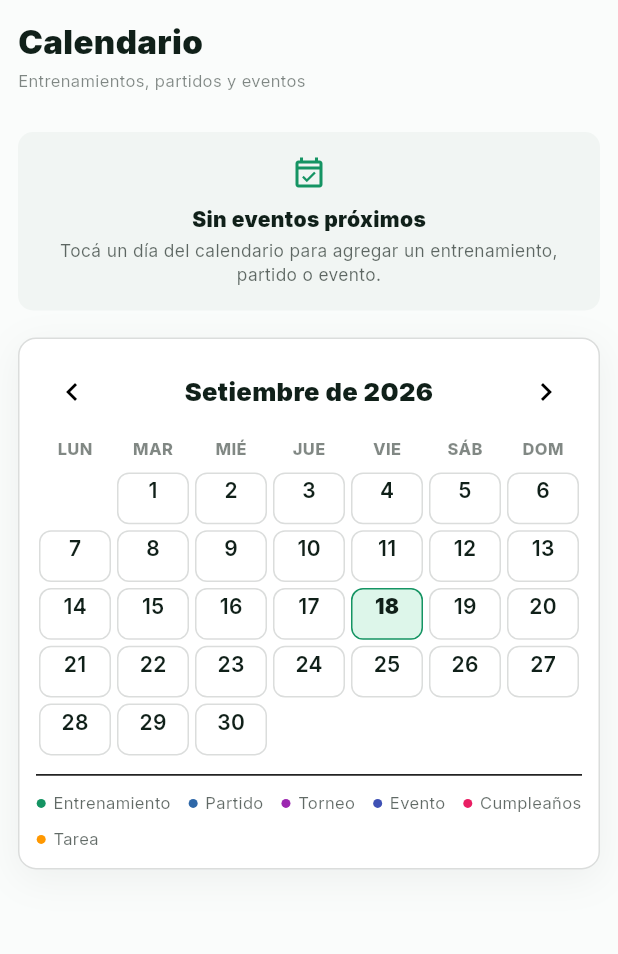
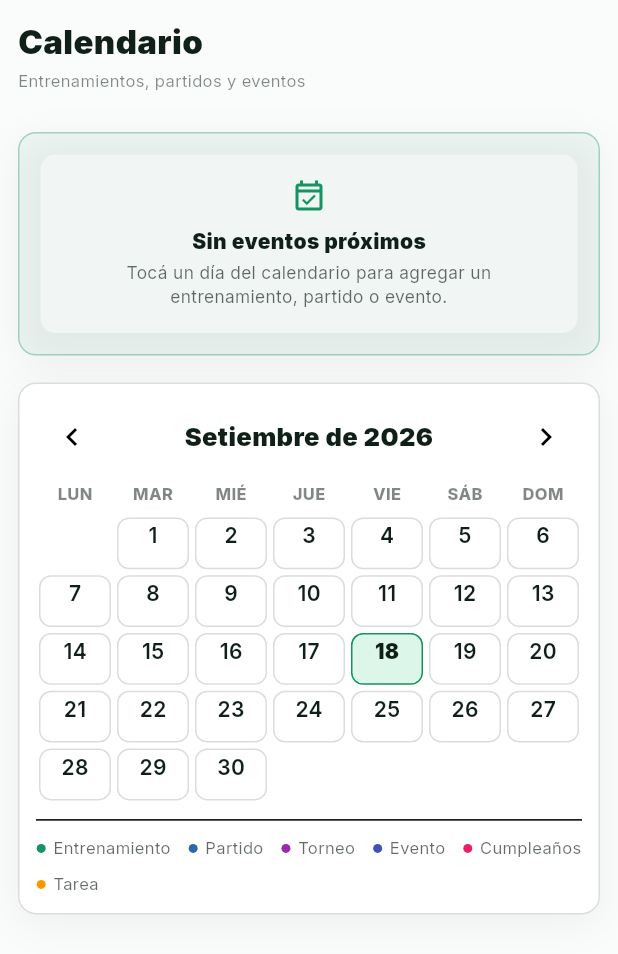
Before and after one commit to canchadigitaluy/fobal, a Flutter app: the CalendarioScreen widget shown alone on an empty page, opened directly, on a phone screen of 412 x 824 dp. Shown: the top 954 px of the screen. Run offline on Flutter 3.47's test engine with Material 3 defaults, Android fonts, the phone set to English and light mode, and no system bars; our stand-ins replace google_fonts, supabase_flutter; missing offline and left inert: dart:html, dart:js; accounts and stored records are empty; network calls fail; statements that could not run were skipped.

Commit message:
feat: etapa A3+A4 — Configuracion a Nivel 3, agenda de Calendario a Nivel 1
A3: Configuracion es auxiliar por naturaleza — nunca la razon por la
que un DT abre la app. Las 9 tarjetas de la pantalla (roles,
invitaciones, datos del club, salud de accesos) pasan de
panelDecoration() a auxiliaryDecoration().

A4: en Asistencia, el checklist de jugadores (la tarea real) queda en
Nivel 2 sin cambios; el selector de fecha, el resumen de presentes/
ausentes y "Como viene la asistencia" (historial) bajan a Nivel 3 —
son contexto, no la tarea. El boton de guardar ya era Nivel 1 de facto
(barra inferior persistente, sin necesidad de card).

En Calendario, "PROXIMOS EVENTOS" (ya subido al tope en la etapa 2b)
ahora tiene tratamiento heroDecoration() explicito — es la razon real
por la que se entra a esta pantalla la mayoria de las veces. El editor
de dia (que se abre al tocar una fecha) queda en Nivel 2: es una
decision activa cuando esta abierto, no auxiliar.

Co-Authored-By: Claude Sonnet 5 <noreply@anthropic.com>

```diff
--- a/lib/screens/calendario_screen.dart
+++ b/lib/screens/calendario_screen.dart
@@ -325,7 +325,13 @@ class _CalendarioScreenState extends State<CalendarioScreen> {
     // quien quiera navegar visualmente; en desktop el orden no cambia.
     final upcomingBlock = <Widget>[
       const SizedBox(height: 14),
-      _UpcomingEvents(
+      Container(
+        width: double.infinity,
+        padding: const EdgeInsets.all(14),
+        // Nivel 1: la agenda es la razon por la que un DT entra a esta
+        // pantalla — que se viene, que falta cargar resultado.
+        decoration: CX.heroDecoration(),
+        child: _UpcomingEvents(
           events: _events,
           onOpenDay: _openDay,
           onEdit: _openDayToEdit,
@@ -334,6 +340,7 @@ class _CalendarioScreenState extends State<CalendarioScreen> {
               if (p.calendarEventId.isNotEmpty) p.calendarEventId,
           },
           sessions: AppScope.of(context).club.sessions,
+        ),
       ),
       Builder(
         builder: (context) {
```
Also changed, not shown: lib/screens/asistencia_screen.dart (+7 -3 lines), lib/screens/configuracion_club_screen.dart (+9 -9 lines). Lines whose indentation alone changed are shown as unchanged.
